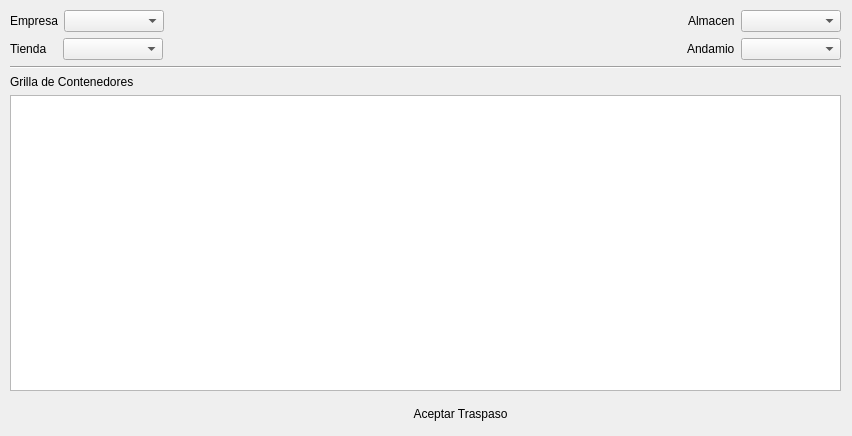
Old version of the form vitrina/ui_traspaso_almacen.ui in the repository rodety/Jireh.
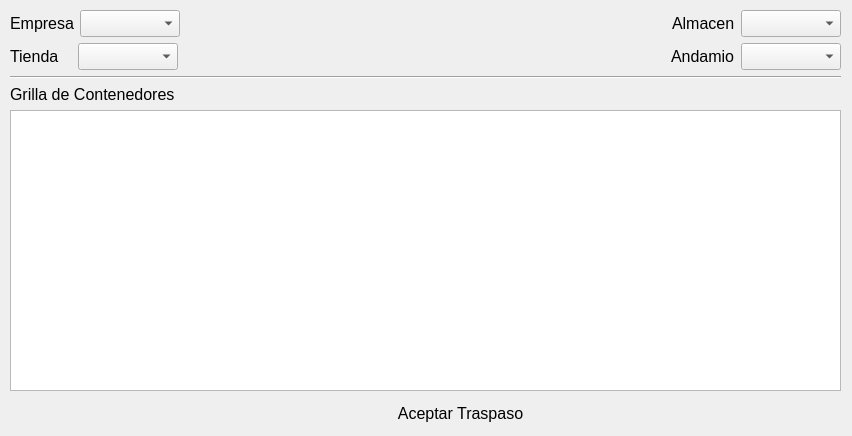
New version of the form. Icons and pictures are not drawn.

```diff
--- a/vitrina/ui_traspaso_almacen.ui
+++ b/vitrina/ui_traspaso_almacen.ui
@@ -10,6 +10,11 @@
     <height>436</height>
    </rect>
   </property>
+  <property name="font">
+   <font>
+    <pointsize>12</pointsize>
+   </font>
+  </property>
   <property name="windowTitle">
    <string>Form</string>
   </property>
```
Left out of the diff: 4 changed lines with no effect on the pictures.
